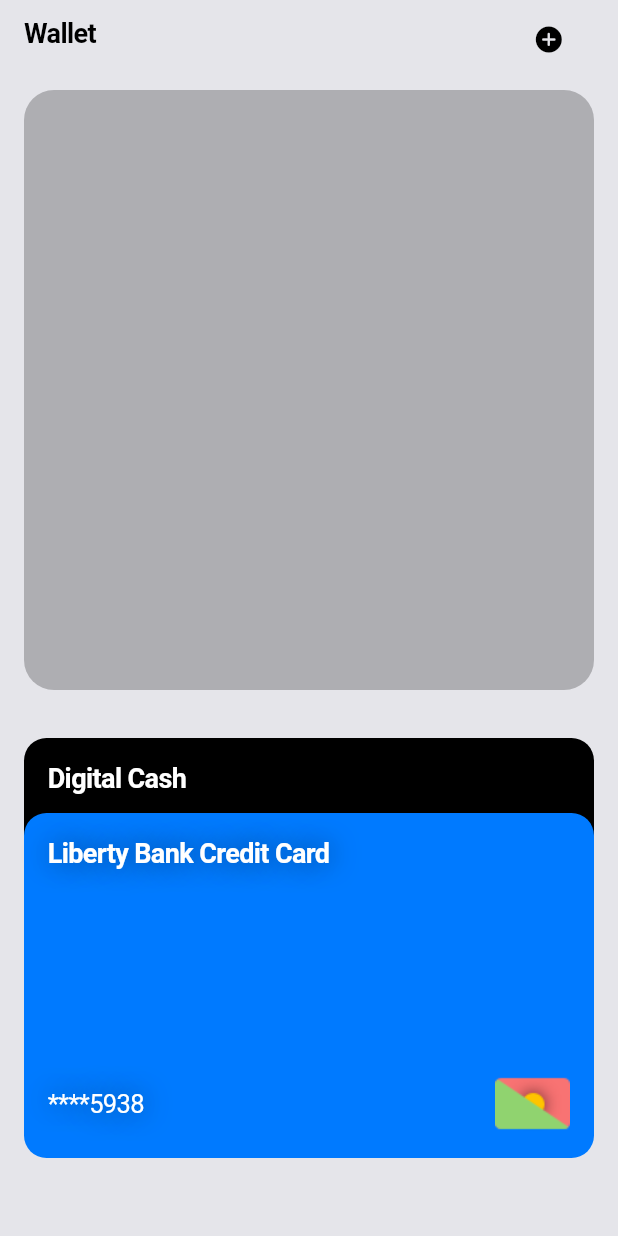
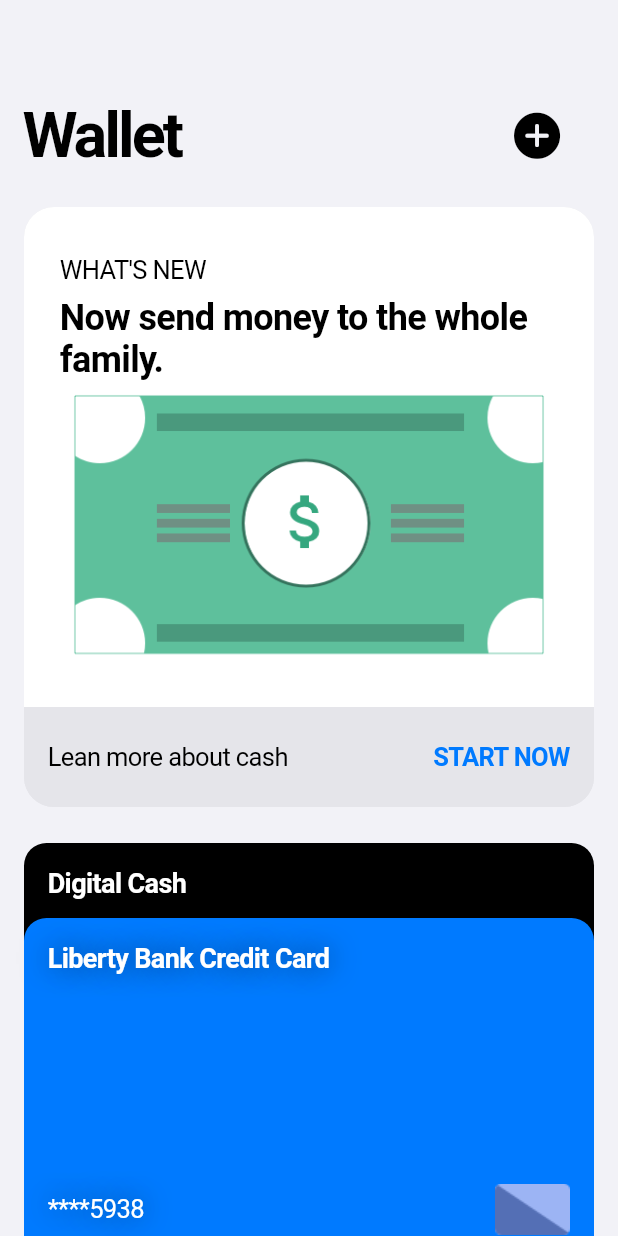
Before and after one commit to amha/my_ios_app, a Flutter app: the WalletHome screen opened directly, on a phone screen of 412 x 824 dp. Run offline on Flutter 3.47's test engine with Material 2 defaults, Android fonts, the phone set to English and light mode, and no system bars; our stand-ins replace carousel_slider.

Commit message:
Updated primary CTA on wallet_home.dart and replaced the Cupertino navigation bar added custom header.

```diff
--- a/lib/views/wallet/wallet_home.dart
+++ b/lib/views/wallet/wallet_home.dart
@@ -13,33 +13,97 @@
   @override
   Widget build(BuildContext context) {
     return CupertinoPageScaffold(
-      backgroundColor: CupertinoColors.systemGrey5,
-      navigationBar: CupertinoNavigationBar(
-        backgroundColor: CupertinoColors.systemGrey5,
-        leading: Text(
-          'Wallet',
-          style: TextStyle(fontWeight: FontWeight.bold, fontSize: 18),
-          textAlign: TextAlign.center,
-        ),
-        trailing: CupertinoButton(
-          onPressed: () {},
-          child: Icon(
-            CupertinoIcons.add_circled_solid,
-            color: CupertinoColors.black,
-          ),
-        ),
-      ),
+      backgroundColor: CupertinoColors.systemGrey6,
       child: SingleChildScrollView(
         child: Column(
           children: [
             Container(
+              height: 80,
+              margin: EdgeInsets.fromLTRB(0, 50, 0, 0),
+              width: MediaQuery.of(context).size.width,
+              padding: EdgeInsets.symmetric(horizontal: 16, vertical: 4),
+              child: Row(
+                mainAxisAlignment: MainAxisAlignment.spaceBetween,
+                crossAxisAlignment: CrossAxisAlignment.center,
+                children: [
+                  Text(
+                    'Wallet',
+                    style: TextStyle(
+                        fontSize: 42,
+                        fontWeight: FontWeight.w600,
+                        letterSpacing: -2),
+                  ),
+                  CupertinoButton(
+                    onPressed: () {},
+                    child: Icon(
+                      CupertinoIcons.add_circled_solid,
+                      color: CupertinoColors.black,
+                      size: 36,
+                    ),
+                  )
+                ],
+              ),
+            ),
+            Container(
               height: 400,
-              margin: EdgeInsets.all(16),
+              margin: EdgeInsets.symmetric(vertical: 8, horizontal: 16),
               width: MediaQuery.of(context).size.width,
-              padding: EdgeInsets.all(16),
+              clipBehavior: Clip.values[3],
               decoration: BoxDecoration(
-                  color: CupertinoColors.systemGrey2,
+                  color: CupertinoColors.systemGrey5,
                   borderRadius: BorderRadius.all(Radius.circular(20))),
+              child: Column(
+                children: [
+                  Expanded(
+                    flex: 5,
+                    child: Container(
+                      padding: EdgeInsets.fromLTRB(24, 24, 24, 0),
+                      color: Colors.white,
+                      child: Column(
+                        crossAxisAlignment: CrossAxisAlignment.start,
+                        children: [
+                          Padding(
+                            padding: const EdgeInsets.symmetric(vertical: 8),
+                            child: Text('WHAT\'S NEW'),
+                          ),
+                          Text(
+                            'Now send money to the whole family.',
+                            style: TextStyle(
+                                fontSize: 24, fontWeight: FontWeight.w700),
+                          ),
+                          Container(
+                            padding: const EdgeInsets.all(8.0),
+                            child: Image.asset(
+                              'assets/wallet/money.png',
+                              width: 320,
+                              fit: BoxFit.fill,
+                            ),
+                          )
+                        ],
+                      ),
+                    ),
+                  ),
+                  Expanded(
+                    flex: 1,
+                    child: Container(
+                      padding: EdgeInsets.all(16),
+                      color: CupertinoColors.systemGrey5,
+                      child: Row(
+                        mainAxisAlignment: MainAxisAlignment.spaceBetween,
+                        children: [
+                          Text('Lean more about cash'),
+                          Text(
+                            'START NOW',
+                            style: TextStyle(
+                                color: CupertinoColors.activeBlue,
+                                fontWeight: FontWeight.w600),
+                          )
+                        ],
+                      ),
+                    ),
+                  )
+                ],
+              ),
             ),
             GestureDetector(
               onTap: () {
--- a/pubspec.yaml
+++ b/pubspec.yaml
@@ -50,3 +50,4 @@
     - assets/shop/triangleProduct4.png
     - assets/shop/acceptance.png
     - assets/wallet/acceptanceMark.png
+    - assets/wallet/money.png
```
Also changed, not shown: assets/wallet/acceptanceMark.png, assets/wallet/money.png (added).
